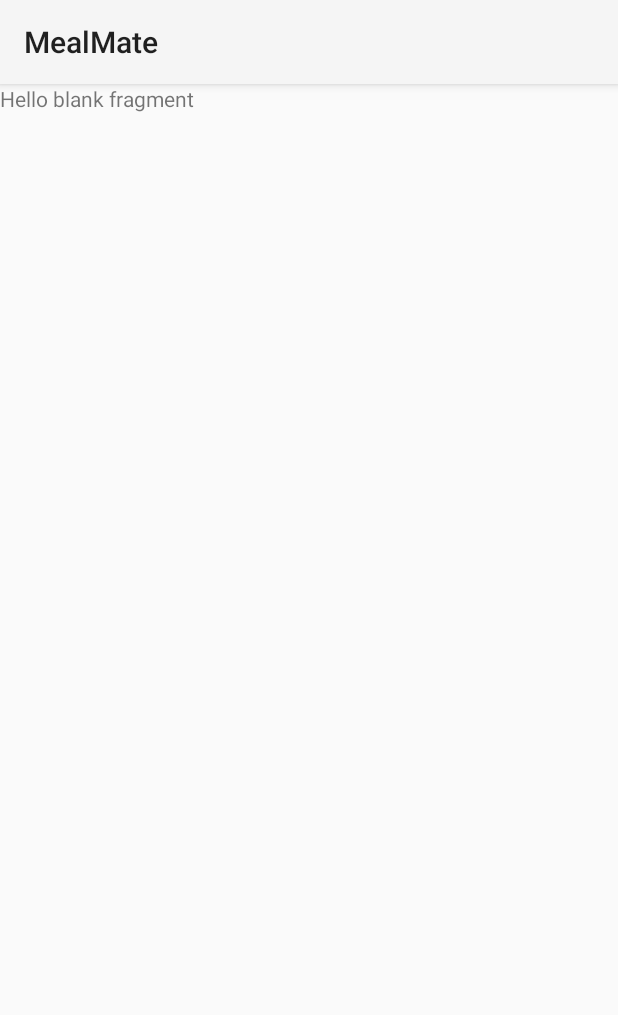
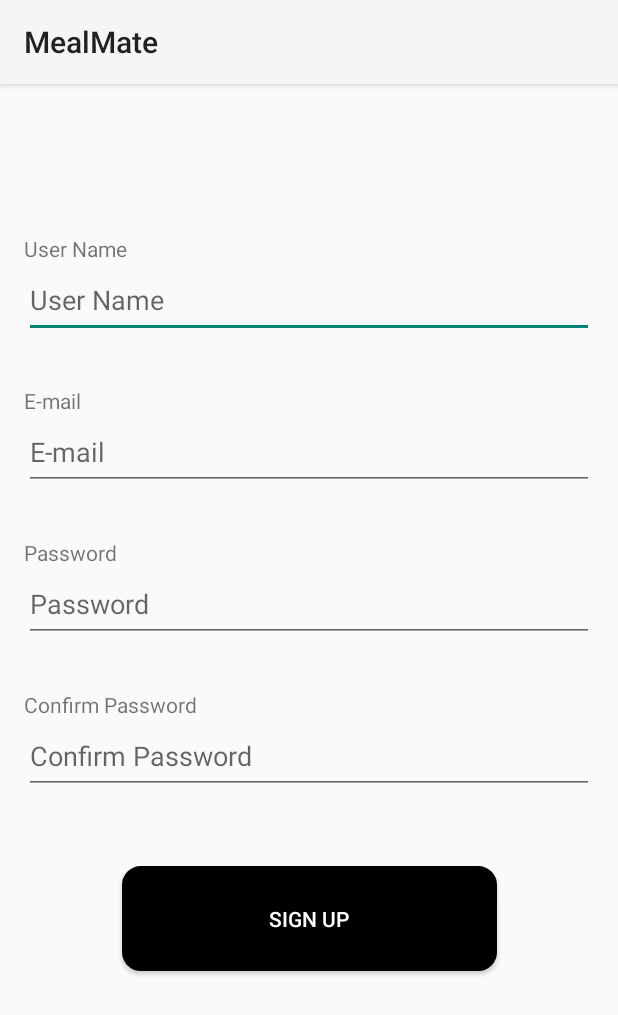
Before and after one commit to mohamedallam01/MealMate, an Android app: the fragment Registration shown on its own in the app's theme, on a phone screen of 412 x 824 dp. Shown: the top 1015 px of the screen. Run offline under Robolectric (Android 15) with nearby library versions, the phone set to English and light mode, and no system bars.

Commit message:
finish google authentication and build registration form

```diff
--- a/app/build.gradle
+++ b/app/build.gradle
@@ -71,4 +71,6 @@ dependencies {
 
     //firebase auth
     implementation'com.google.firebase:firebase-auth:22.3.1'
+        implementation 'com.google.firebase:firebase-analytics:21.5.1'
+
 }
--- a/app/src/main/AndroidManifest.xml
+++ b/app/src/main/AndroidManifest.xml
@@ -1,6 +1,7 @@
 <?xml version="1.0" encoding="utf-8"?>
 <manifest xmlns:android="http://schemas.android.com/apk/res/android"
     xmlns:tools="http://schemas.android.com/tools">
+    <uses-permission android:name="android.permission.INTERNET"/>
 
     <application
         android:allowBackup="true"
--- a/app/src/main/res/layout/fragment_registration.xml
+++ b/app/src/main/res/layout/fragment_registration.xml
@@ -1,14 +1,116 @@
 <?xml version="1.0" encoding="utf-8"?>
-<FrameLayout xmlns:android="http://schemas.android.com/apk/res/android"
+<androidx.constraintlayout.widget.ConstraintLayout xmlns:android="http://schemas.android.com/apk/res/android"
     xmlns:tools="http://schemas.android.com/tools"
     android:layout_width="match_parent"
     android:layout_height="match_parent"
+    xmlns:app="http://schemas.android.com/apk/res-auto"
     tools:context=".registration.Registration">
 
-    <!-- TODO: Update blank fragment layout -->
     <TextView
+        android:id="@+id/tvUserName"
+        android:layout_width="wrap_content"
+        android:layout_height="wrap_content"
+        android:text="@string/user_name"
+        app:layout_constraintStart_toStartOf="parent"
+        app:layout_constraintTop_toTopOf="parent"
+        android:layout_marginTop="100dp"
+        android:layout_marginStart="16dp"
+        />
+
+    <EditText
+        android:id="@+id/etUserName"
         android:layout_width="match_parent"
-        android:layout_height="match_parent"
-        android:text="@string/hello_blank_fragment" />
+        android:layout_height="50dp"
+        app:layout_constraintTop_toBottomOf="@+id/tvUserName"
+        app:layout_constraintEnd_toEndOf="parent"
+        app:layout_constraintStart_toStartOf="parent"
+        android:autofillHints="username"
+        android:inputType="text"
+        android:hint="@string/user_name"
+        android:layout_marginEnd="16dp"
+        android:layout_marginStart="16dp"/>
 
-</FrameLayout>
+    <TextView
+        android:id="@+id/tvEmail"
+        android:layout_width="wrap_content"
+        android:layout_height="wrap_content"
+        android:text="@string/e_mail"
+        app:layout_constraintTop_toBottomOf="@+id/etUserName"
+        app:layout_constraintStart_toStartOf="parent"
+        android:layout_marginTop="32dp"
+        android:layout_marginStart="16dp"/>
+
+    <EditText
+        android:id="@+id/etEmail"
+        android:layout_width="match_parent"
+        android:layout_height="50dp"
+        app:layout_constraintTop_toBottomOf="@+id/tvEmail"
+        app:layout_constraintStart_toStartOf="parent"
+        app:layout_constraintEnd_toEndOf="parent"
+        android:autofillHints="e-mail"
+        android:inputType="textEmailAddress"
+        android:layout_marginEnd="16dp"
+        android:layout_marginStart="16dp"
+        android:hint="@string/e_mail"/>
+
+    <TextView
+        android:id="@+id/tvPass"
+        android:layout_width="wrap_content"
+        android:layout_height="wrap_content"
+        android:text="@string/password"
+        app:layout_constraintTop_toBottomOf="@id/etEmail"
+        android:layout_marginTop="32dp"
+        app:layout_constraintStart_toStartOf="parent"
+        android:layout_marginStart="16dp"/>
+
+    <EditText
+        android:id="@+id/etPass"
+        android:layout_width="match_parent"
+        android:layout_height="50dp"
+        app:layout_constraintTop_toBottomOf="@id/tvPass"
+        app:layout_constraintEnd_toEndOf="parent"
+        app:layout_constraintStart_toStartOf="parent"
+        android:inputType="textPassword"
+        android:autofillHints="password"
+        android:layout_marginEnd="16dp"
+        android:layout_marginStart="16dp"
+        android:hint="@string/password"
+        />
+
+    <TextView
+        android:id="@+id/tvConfirmPass"
+        android:layout_width="wrap_content"
+        android:layout_height="wrap_content"
+        app:layout_constraintTop_toBottomOf="@id/etPass"
+        android:text="@string/confirm_password"
+        app:layout_constraintStart_toStartOf="parent"
+        android:layout_marginTop="32dp"
+        android:layout_marginStart="16dp"/>
+
+    <EditText
+        android:id="@+id/etConfirmPass"
+        android:layout_width="match_parent"
+        android:layout_height="50dp"
+        app:layout_constraintTop_toBottomOf="@id/tvConfirmPass"
+        app:layout_constraintStart_toStartOf="parent"
+        app:layout_constraintEnd_toEndOf="parent"
+        android:inputType="textPassword"
+        android:autofillHints="confirm password"
+        android:layout_marginEnd="16dp"
+        android:layout_marginStart="16dp"
+        android:hint="@string/confirm_password"/>
+
+    <Button
+        android:layout_width="250dp"
+        android:layout_height="70dp"
+        app:layout_constraintTop_toBottomOf="@+id/etConfirmPass"
+        app:layout_constraintEnd_toEndOf="parent"
+        app:layout_constraintStart_toStartOf="parent"
+        android:layout_marginTop="48dp"
+        android:text="@string/sign_up"
+        android:background="@drawable/btn_shape_round"
+        android:textColor="@color/white"/>
+
+
+
+</androidx.constraintlayout.widget.ConstraintLayout>
--- a/app/src/main/res/layout/fragment_registration_login.xml
+++ b/app/src/main/res/layout/fragment_registration_login.xml
@@ -45,7 +45,7 @@
         app:layout_constraintBottom_toBottomOf="parent"
         app:layout_constraintEnd_toEndOf="parent"
         app:layout_constraintStart_toStartOf="parent"
-        app:layout_constraintTop_toBottomOf="@+id/GoogleRelativeLayout" />
+        app:layout_constraintTop_toBottomOf="@+id/googleRelativeLayout" />
 
     <Button
         android:id="@+id/btnCreateAcc"
@@ -62,7 +62,7 @@
         app:layout_constraintTop_toBottomOf="@id/imageView" />
 
     <RelativeLayout
-        android:id="@+id/GoogleRelativeLayout"
+        android:id="@+id/googleRelativeLayout"
         android:layout_width="250dp"
         android:layout_height="70dp"
         android:layout_marginTop="67dp"
--- a/app/src/main/res/navigation/nav_graph.xml
+++ b/app/src/main/res/navigation/nav_graph.xml
@@ -20,7 +20,9 @@
             />
         <action
             android:id="@+id/action_splashScreen_to_new_user_graph5"
-            app:destination="@id/new_user_graph" />
+            app:destination="@id/new_user_graph"
+            app:popUpTo="@id/splashScreen"
+            app:popUpToInclusive="true"/>
     </fragment>
     <include app:graph="@navigation/new_user_graph" />
     <include app:graph="@navigation/logged_in_graph" />
--- a/app/src/main/res/navigation/new_user_graph.xml
+++ b/app/src/main/res/navigation/new_user_graph.xml
@@ -18,5 +18,11 @@
         <action
             android:id="@+id/action_registration_to_login"
             app:destination="@id/login" />
+        <action
+            android:id="@+id/action_registration_to_logged_in_graph"
+            app:destination="@id/logged_in_graph"
+            app:popUpTo="@id/registration"
+            app:popUpToInclusive="true"/>
     </fragment>
+    <include app:graph="@navigation/logged_in_graph" />
 </navigation>
--- a/app/src/main/res/values/strings.xml
+++ b/app/src/main/res/values/strings.xml
@@ -22,4 +22,9 @@
     <string name="client_id">348427073932-6hl6bpcnsiv2b09klgjgpbe83p2db4fk.apps.googleusercontent.com</string>
     <!-- TODO: Remove or change this placeholder text -->
     <string name="hello_blank_fragment">Hello blank fragment</string>
+    <string name="user_name">User Name</string>
+    <string name="e_mail">E-mail</string>
+    <string name="password">Password</string>
+    <string name="confirm_password">Confirm Password</string>
+    <string name="sign_up">Sign UP</string>
 </resources>
--- a/build.gradle
+++ b/build.gradle
@@ -2,7 +2,8 @@ buildscript {
     dependencies {
         classpath 'com.google.gms:google-services:4.4.1'
     }
-}// Top-level build file where you can add configuration options common to all sub-projects/modules.
+} // Top-level build file where you can add configuration options common to all sub-projects/modules.
 plugins {
-id 'com.android.application' version '8.2.0-beta02' apply false
+    id 'com.android.application' version '8.2.0-beta02' apply false
+    id 'com.google.gms.google-services' version '4.4.1' apply false
 }
```
Also changed, not shown: app/src/main/java/com/example/mealmate/MainActivity.java (+7 -2 lines), app/src/main/java/com/example/mealmate/registartionorlogin/RegistrationLogin.java (+108 -1 lines), app/src/main/java/com/example/mealmate/splashscreen/SplashScreen.java (+3 -7 lines), app/src/main/res/drawable/dish_of_fish_and_string_beans__glass_of_white_wine__grissini__fork_and_knife.png (added), 1 other file.
